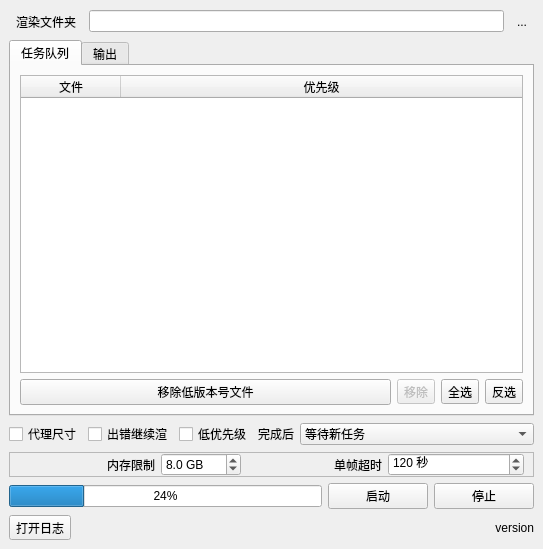
First picture: the form in mainwindow.ui, repository NateScarlet/NukeBatchRender, before the edit.
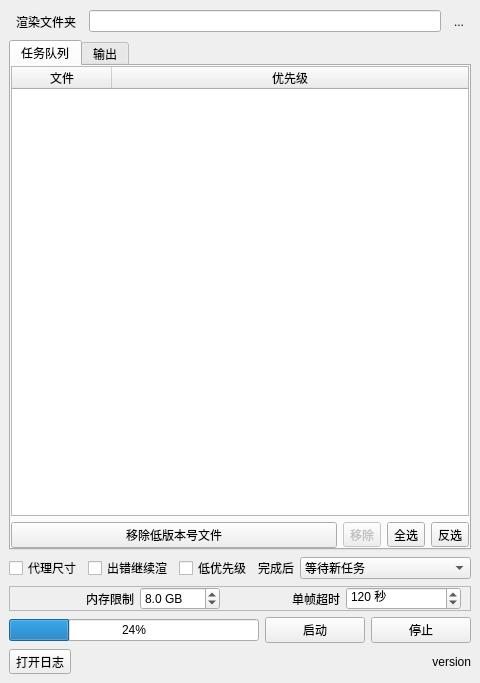
Second picture: the form after the edit.

Commit message: ui # Expand display area.

Diff of the .ui file:
```diff
--- a/mainwindow.ui
+++ b/mainwindow.ui
@@ -6,8 +6,8 @@
    <rect>
     <x>0</x>
     <y>0</y>
-    <width>543</width>
-    <height>549</height>
+    <width>480</width>
+    <height>683</height>
    </rect>
   </property>
   <property name="windowTitle">
@@ -62,6 +62,9 @@
         <string>任务队列</string>
        </attribute>
        <layout class="QVBoxLayout" name="verticalLayout">
+        <property name="margin">
+         <number>0</number>
+        </property>
         <item>
          <widget class="QTableWidget" name="tableWidget">
           <property name="acceptDrops">
```
Left out of the diff: 5 changed lines with no effect on the pictures.
